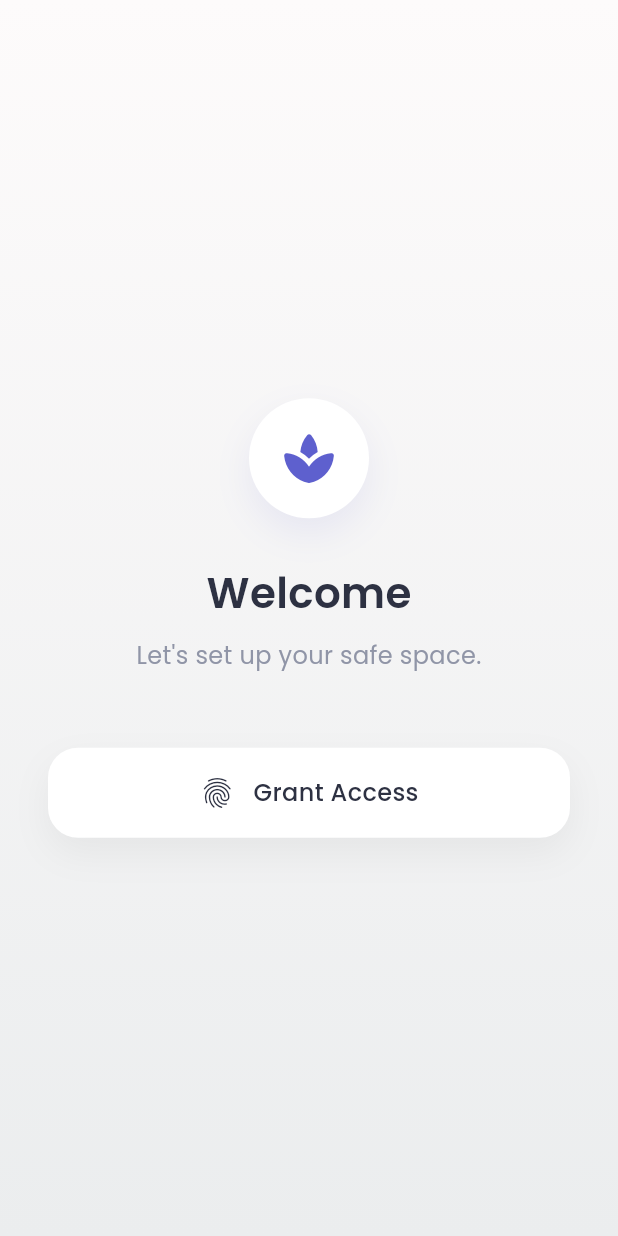
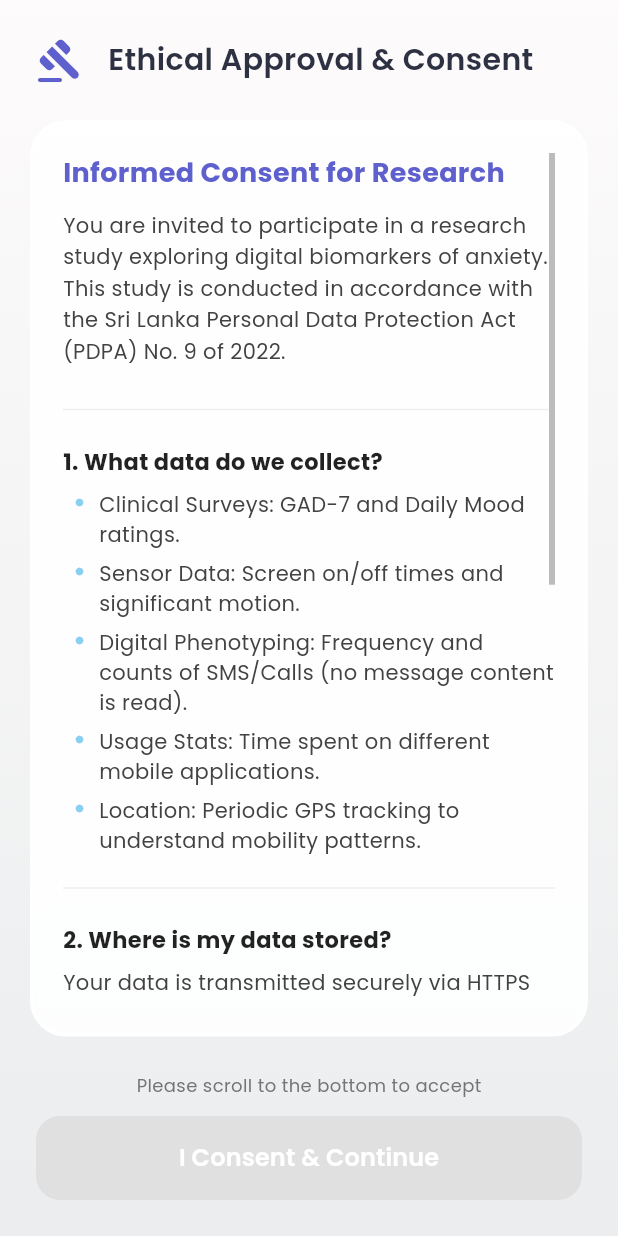
Before and after one commit to dulhara79/R26-DS-012, a Flutter app: the screen it shows after launch, on a phone screen of 412 x 824 dp. Run offline on Flutter 3.47's test engine with Material 3 defaults, Android fonts, the light colour scheme and no system bars; our stand-ins replace battery_plus, connectivity_plus, flutter_local_notifications, geolocator, google_fonts, permission_handler and 2 more; missing offline and left inert: call_log, flutter_background_service, flutter_sms_inbox, screen_state, usage_stats.

Commit message:
chore(sync): Update anxiety_mobile_app from development repo (commit cf10374cbfd70bbee972ee0c1465cf417b772bf5) (#13)
Co-authored-by: github-actions[bot] <github-actions[bot]@users.noreply.github.com>

```diff
--- a/apps/anxiety_mobile_app/lib/main.dart
+++ b/apps/anxiety_mobile_app/lib/main.dart
@@ -3,6 +3,7 @@ import 'package:flutter/services.dart';
 import 'package:connectivity_plus/connectivity_plus.dart';
 
 import 'theme/app_theme.dart';
+import 'pages/informed_consent_page.dart';
 import 'pages/login_page.dart';
 import 'pages/dashboard_page.dart';
 import 'profile_page.dart';
@@ -84,10 +85,13 @@ class SplashRouter extends StatelessWidget {
 
   Future<Widget> _getHome() async {
     final prefs = await SharedPreferences.getInstance();
+    final consentAccepted = prefs.getBool('consent_accepted') ?? false;
     final userId = prefs.getString('user_id');
     final profileComplete = prefs.getBool('profile_complete') ?? false;
 
-    if (userId == null || userId.isEmpty) {
+    if (!consentAccepted) {
+      return const InformedConsentPage();
+    } else if (userId == null || userId.isEmpty) {
       return const LoginPage();
     } else if (!profileComplete) {
       return const ProfilePage();
--- /dev/null
+++ b/apps/anxiety_mobile_app/lib/pages/informed_consent_page.dart
@@ -0,0 +1,247 @@
+import 'package:flutter/material.dart';
+import 'package:google_fonts/google_fonts.dart';
+import 'package:shared_preferences/shared_preferences.dart';
+import '../theme/app_theme.dart';
+import 'login_page.dart';
+
+class InformedConsentPage extends StatefulWidget {
+  const InformedConsentPage({super.key});
+
+  @override
+  State<InformedConsentPage> createState() => _InformedConsentPageState();
+}
+
+class _InformedConsentPageState extends State<InformedConsentPage> {
+  bool _hasScrolledToBottom = false;
+  final ScrollController _scrollController = ScrollController();
+
+  @override
+  void initState() {
+    super.initState();
+    _scrollController.addListener(() {
+      if (_scrollController.position.pixels >=
+          _scrollController.position.maxScrollExtent - 50) {
+        if (!_hasScrolledToBottom) {
+          setState(() => _hasScrolledToBottom = true);
+        }
+      }
+    });
+  }
+
+  Future<void> _acceptConsent() async {
+    final prefs = await SharedPreferences.getInstance();
+    await prefs.setBool('consent_accepted', true);
+    await prefs.setString('consent_timestamp', DateTime.now().toIso8601String());
+
+    if (mounted) {
+      Navigator.pushReplacement(
+        context,
+        MaterialPageRoute(builder: (_) => const LoginPage()),
+      );
+    }
+  }
+
+  @override
+  Widget build(BuildContext context) {
+    return Scaffold(
+      body: Container(
+        decoration: const BoxDecoration(
+          gradient: LinearGradient(
+            begin: Alignment.topCenter,
+            end: Alignment.bottomCenter,
+            colors: [AppTheme.kBgTop, AppTheme.kBgBottom],
+          ),
+        ),
+        child: SafeArea(
+          child: Column(
+            children: [
+              _buildHeader(),
+              Expanded(
+                child: Container(
+                  margin: const EdgeInsets.symmetric(horizontal: 20),
+                  padding: const EdgeInsets.all(20),
+                  decoration: BoxDecoration(
+                    color: Colors.white.withOpacity(0.9),
+                    borderRadius: BorderRadius.circular(24),
+                    border: Border.all(color: Colors.white, width: 2),
+                  ),
+                  child: Scrollbar(
+                    controller: _scrollController,
+                    thumbVisibility: true,
+                    child: SingleChildScrollView(
+                      controller: _scrollController,
+                      child: Column(
+                        crossAxisAlignment: CrossAxisAlignment.start,
+                        children: [
+                          _sectionTitle("Informed Consent for Research"),
+                          _paragraph(
+                            "You are invited to participate in a research study exploring digital biomarkers of anxiety. This study is conducted in accordance with the Sri Lanka Personal Data Protection Act (PDPA) No. 9 of 2022.",
+                          ),
+                          _divider(),
+                          _subTitle("1. What data do we collect?"),
+                          _bulletItem("Clinical Surveys: GAD-7 and Daily Mood ratings."),
+                          _bulletItem("Sensor Data: Screen on/off times and significant motion."),
+                          _bulletItem("Digital Phenotyping: Frequency and counts of SMS/Calls (no message content is read)."),
+                          _bulletItem("Usage Stats: Time spent on different mobile applications."),
+                          _bulletItem("Location: Periodic GPS tracking to understand mobility patterns."),
+                          _divider(),
+                          _subTitle("2. Where is my data stored?"),
+                          _paragraph(
+                            "Your data is transmitted securely via HTTPS and stored in Google Cloud servers. By clicking 'I Consent', you explicitly acknowledge that your data will be stored on overseas infrastructure, as permitted under the PDPA for scientific research.",
+                          ),
+                          _divider(),
+                          _subTitle("3. Your Privacy Rights"),
+                          _paragraph(
+                            "All data is associated with a Participant ID. We do not store your real name or phone number on our research servers. You have the right to:",
+                          ),
+                          _bulletItem("Request a copy of your collected data."),
+                          _bulletItem("Withdraw from the study at any time by emailing the research team."),
+                          _bulletItem("Request complete deletion of your data via email."),
+                          _divider(),
+                          _subTitle("4. Voluntary Participation"),
+                          _paragraph(
+                            "Participation is 100% voluntary. You may stop using the app at any time without penalty.",
+                          ),
+                          const SizedBox(height: 30),
+                        ],
+                      ),
+                    ),
+                  ),
+                ),
+              ),
+              _buildFooter(),
+            ],
+          ),
+        ),
+      ),
+    );
+  }
+
+  Widget _buildHeader() {
+    return Padding(
+      padding: const EdgeInsets.all(24.0),
+      child: Row(
+        children: [
+          const Icon(Icons.gavel_rounded, color: AppTheme.kPrimaryDeep, size: 32),
+          const SizedBox(width: 16),
+          Expanded(
+            child: Text(
+              "Ethical Approval & Consent",
+              style: GoogleFonts.poppins(
+                fontSize: 20,
+                fontWeight: FontWeight.w600,
+                color: AppTheme.kTextDark,
+              ),
+            ),
+          ),
+        ],
+      ),
+    );
+  }
+
+  Widget _buildFooter() {
+    return Padding(
+      padding: const EdgeInsets.all(24.0),
+      child: Column(
+        children: [
+          if (!_hasScrolledToBottom)
+            Text(
+              "Please scroll to the bottom to accept",
+              style: TextStyle(color: Colors.grey.shade600, fontSize: 12),
+            ),
+          const SizedBox(height: 12),
+          SizedBox(
+            width: double.infinity,
+            height: 56,
+            child: ElevatedButton(
+              onPressed: _hasScrolledToBottom ? _acceptConsent : null,
+              style: ElevatedButton.styleFrom(
+                backgroundColor: AppTheme.kPrimaryDeep,
+                disabledBackgroundColor: Colors.grey.shade300,
+                shape: RoundedRectangleBorder(
+                  borderRadius: BorderRadius.circular(16),
+                ),
+              ),
+              child: Text(
+                "I Consent & Continue",
+                style: GoogleFonts.poppins(
+                  fontWeight: FontWeight.w600,
+                  fontSize: 16,
+                  color: Colors.white,
+                ),
+              ),
+            ),
+          ),
+        ],
+      ),
+    );
+  }
+
+  Widget _sectionTitle(String text) {
+    return Padding(
+      padding: const EdgeInsets.only(bottom: 12),
+      child: Text(
+        text,
+        style: GoogleFonts.poppins(
+          fontSize: 18,
+          fontWeight: FontWeight.bold,
+          color: AppTheme.kPrimaryDeep,
+        ),
+      ),
+    );
+  }
+
+  Widget _subTitle(String text) {
+    return Padding(
+      padding: const EdgeInsets.only(bottom: 8, top: 8),
+      child: Text(
+        text,
+        style: const TextStyle(
+          fontSize: 15,
+          fontWeight: FontWeight.bold,
+          color: Colors.black87,
+        ),
+      ),
+    );
+  }
+
+  Widget _paragraph(String text) {
+    return Padding(
+      padding: const EdgeInsets.only(bottom: 12),
+      child: Text(
+        text,
+        style: TextStyle(
+          fontSize: 14,
+          height: 1.5,
+          color: Colors.grey.shade800,
+        ),
+      ),
+    );
+  }
+
+  Widget _bulletItem(String text) {
+    return Padding(
+      padding: const EdgeInsets.only(bottom: 6, left: 8),
+      child: Row(
+        crossAxisAlignment: CrossAxisAlignment.start,
+        children: [
+          const Padding(
+            padding: EdgeInsets.only(top: 6),
+            child: Icon(Icons.circle, size: 6, color: AppTheme.kAccentBlue),
+          ),
+          const SizedBox(width: 10),
+          Expanded(
+            child: Text(
+              text,
+              style: TextStyle(fontSize: 14, color: Colors.grey.shade800),
+            ),
+          ),
+        ],
+      ),
+    );
+  }
+
+  Widget _divider() {
+    return Divider(height: 32, color: Colors.grey.shade200);
+  }
+}
--- a/apps/anxiety_mobile_app/lib/services/background/data_collector.dart
+++ b/apps/anxiety_mobile_app/lib/services/background/data_collector.dart
@@ -9,16 +9,20 @@ import '../background_service_helper.dart';
 
 class DataCollector {
   static Future<void> collectAndSync(String userId) async {
-    // 0. SERVICE HEARTBEAT (Helps research team verify persistence)
-    await _sendData(userId, "Service_Heartbeat", "Active");
+    debugPrint("🚀 DataCollector: Starting sync for $userId");
+
+    // 0. SERVICE HEARTBEAT
+    await _sendData(userId, "Service_Heartbeat", "Active_${DateTime.now().toIso8601String()}");
+
     // A. LOCATION
     try {
+      debugPrint("📍 DataCollector: Requesting Location...");
       Position position = await Geolocator.getCurrentPosition(
         locationSettings: const LocationSettings(
-          accuracy: LocationAccuracy.high,
-          timeLimit: Duration(seconds: 15),
+          accuracy: LocationAccuracy.medium,
         ),
-      );
+      ).timeout(const Duration(seconds: 15));
+
       Map<String, dynamic> locData = {
         'lat': position.latitude,
         'lng': position.longitude,
@@ -27,39 +31,40 @@ class DataCollector {
       };
       await _sendData(userId, "Location", jsonEncode(locData));
     } catch (e) {
-      debugPrint("Location Error: $e");
+      debugPrint("Location Error or Timeout: $e");
+      await _sendData(userId, "System_Log", "Location_Error: $e");
     }
 
     // B. CALL LOGS (Last 24h)
     try {
+      debugPrint("📞 DataCollector: Querying Call Logs...");
       int now = DateTime.now().millisecondsSinceEpoch;
       Iterable<CallLogEntry> entries = await CallLog.query(
         dateFrom: now - (24 * 60 * 60 * 1000),
-      );
+      ).timeout(const Duration(seconds: 10));
+
       Map<String, int> callStats = {
-        'incoming': entries
-            .where((c) => c.callType == CallType.incoming)
-            .length,
-        'outgoing': entries
-            .where((c) => c.callType == CallType.outgoing)
-            .length,
+        'incoming': entries.where((c) => c.callType == CallType.incoming).length,
+        'outgoing': entries.where((c) => c.callType == CallType.outgoing).length,
         'missed': entries.where((c) => c.callType == CallType.missed).length,
-        'rejected': entries
-            .where((c) => c.callType == CallType.rejected)
-            .length,
+        'rejected': entries.where((c) => c.callType == CallType.rejected).length,
       };
       await _sendData(userId, "Call_Stats_24h", jsonEncode(callStats));
     } catch (e) {
-      debugPrint("Call Log Error: $e");
+      debugPrint("Call Log Error or Timeout: $e");
     }
 
     // C. SMS (Daily Count)
     try {
+      debugPrint("💬 DataCollector: Querying SMS...");
       final SmsQuery query = SmsQuery();
       List<SmsMessage> inbox = await query.querySms(
         kinds: [SmsQueryKind.inbox],
-      );
-      List<SmsMessage> sent = await query.querySms(kinds: [SmsQueryKind.sent]);
+      ).timeout(const Duration(seconds: 10));
+
+      List<SmsMessage> sent = await query.querySms(
+        kinds: [SmsQueryKind.sent],
+      ).timeout(const Duration(seconds: 10));
 
       int receivedToday = inbox.where((m) => _isToday(m.date)).length;
       int sentToday = sent.where((m) => _isToday(m.date)).length;
@@ -72,29 +77,29 @@ class DataCollector {
 
       await _sendData(userId, "SMS_Activity", jsonEncode(smsData));
     } catch (e) {
-      debugPrint("SMS Error: $e");
+      debugPrint("SMS Error or Timeout: $e");
     }
 
     // D. APP USAGE (Last 15m)
     try {
+      debugPrint("📱 DataCollector: Querying Usage Stats...");
       DateTime end = DateTime.now();
       DateTime start = end.subtract(const Duration(minutes: 15));
-      List<UsageInfo> usage = await UsageStats.queryUsageStats(start, end);
+      List<UsageInfo> usage = await UsageStats.queryUsageStats(start, end)
+          .timeout(const Duration(seconds: 10));
 
       Map<String, String> appUsage = {};
       for (var u in usage) {
         int totalTime = int.parse(u.totalTimeInForeground ?? "0");
         if (totalTime > 1000) {
-          // Filter < 1s
-          appUsage[u.packageName ?? "unknown"] =
-              "${(totalTime / 1000).toStringAsFixed(1)}s";
+          appUsage[u.packageName ?? "unknown"] = "${(totalTime / 1000).toStringAsFixed(1)}s";
         }
       }
       if (appUsage.isNotEmpty) {
         await _sendData(userId, "App_Usage_15m", jsonEncode(appUsage));
       }
     } catch (e) {
-      debugPrint("Usage Stats Error: $e");
+      debugPrint("Usage Stats Error or Timeout: $e");
     }
 
     // E. BATTERY STATUS
@@ -105,6 +110,8 @@ class DataCollector {
     } catch (e) {
       debugPrint("Battery Status Error: $e");
     }
+
+    debugPrint("✅ DataCollector: Sync Complete");
   }
 
   // Helper method to consolidate sending logic
--- a/apps/anxiety_mobile_app/lib/services/background/sensor_listener.dart
+++ b/apps/anxiety_mobile_app/lib/services/background/sensor_listener.dart
@@ -10,7 +10,10 @@ class SensorListener {
   StreamSubscription? _screenSubscription;
   StreamSubscription? _accelSubscription;
 
+  String? _cachedUserId;
+
   void startListening(String userId) {
+    _cachedUserId = userId;
     _startScreenListener(userId);
     _startAccelerometerListener(userId);
   }
@@ -22,6 +25,7 @@ class SensorListener {
 
   void _startScreenListener(String userId) {
     try {
+      debugPrint("🔍 SensorListener: Starting Screen State Listener...");
       Screen screen = Screen();
       _screenSubscription = screen.screenStateStream?.listen((
         ScreenStateEvent event,
@@ -29,9 +33,9 @@ class SensorListener {
         String status = "Unknown";
         if (event == ScreenStateEvent.SCREEN_ON) status = "Screen_On";
         if (event == ScreenStateEvent.SCREEN_OFF) status = "Screen_Off";
-        if (event == ScreenStateEvent.SCREEN_UNLOCKED)
-          status = "Screen_Unlocked";
+        if (event == ScreenStateEvent.SCREEN_UNLOCKED) status = "Screen_Unlocked";
 
+        debugPrint("📱 Screen Event: $status");
         _sendData(userId, "Screen_Event", status);
       }, onError: (e) => debugPrint("Screen State Stream Error: $e"));
     } catch (e) {
@@ -41,6 +45,7 @@ class SensorListener {
 
   void _startAccelerometerListener(String userId) {
     try {
+      debugPrint("🔍 SensorListener: Starting Accelerometer Listener...");
       _accelSubscription = accelerometerEventStream().listen((
         AccelerometerEvent event,
       ) {
@@ -58,8 +63,8 @@ class SensorListener {
   }
 
   Future<void> _sendData(String userId, String dataType, String value) async {
-    final prefs = await SharedPreferences.getInstance();
-    String currentId = prefs.getString('user_id') ?? userId;
+    // Use cached ID or fallback to provided one
+    String currentId = _cachedUserId ?? userId;
     await BackgroundServiceHelper.sendToSheet(currentId, dataType, value);
   }
 }
```
Also changed, not shown: apps/anxiety_mobile_app/lib/pages/login_page.dart (+20 -0 lines), apps/anxiety_mobile_app/lib/profile_page.dart (+57 -0 lines), apps/anxiety_mobile_app/lib/services/background/background_service.dart (+28 -22 lines), apps/anxiety_mobile_app/lib/services/background/daily_reminder.dart (+46 -19 lines), apps/anxiety_mobile_app/assets/icon/app_icon.png (added), apps/anxiety_mobile_app/assets/icon/appstore.png (deleted), apps/anxiety_mobile_app/assets/icon/launcher_icon.png (deleted), apps/anxiety_mobile_app/assets/icon/launcher_icon_old.png (deleted), apps/anxiety_mobile_app/assets/icon/playstore.png (deleted), 26 other files.
